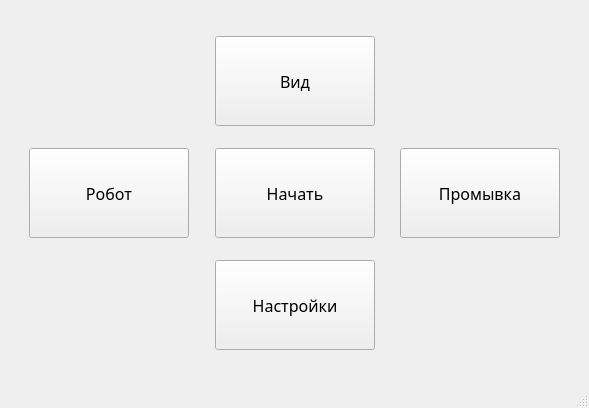
Before: the Qt Designer form Filler_interface/Window_main/UI_main_filler.ui in TWOKRAI/Filler, drawn with Qt 5.
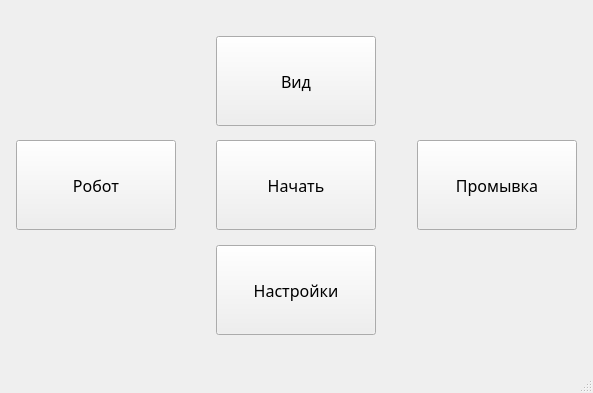
After: the same form once the commit is applied.

Patch:
```diff
--- a/Filler_interface/Window_main/UI_main_filler.ui
+++ b/Filler_interface/Window_main/UI_main_filler.ui
@@ -6,8 +6,8 @@
    <rect>
     <x>0</x>
     <y>0</y>
-    <width>589</width>
-    <height>408</height>
+    <width>593</width>
+    <height>393</height>
    </rect>
   </property>
   <property name="minimumSize">
@@ -44,7 +44,7 @@
      </spacer>
     </item>
     <item>
-     <layout class="QHBoxLayout" name="horizontalLayout">
+     <layout class="QHBoxLayout" name="horizontalLayout_4">
       <item>
        <spacer name="horizontalSpacer">
         <property name="orientation">
@@ -95,6 +95,21 @@
       <item>
        <layout class="QVBoxLayout" name="verticalLayout">
         <item>
+         <layout class="QHBoxLayout" name="horizontalLayout_3">
+          <item>
+           <spacer name="horizontalSpacer_5">
+            <property name="orientation">
+             <enum>Qt::Horizontal</enum>
+            </property>
+            <property name="sizeHint" stdset="0">
+             <size>
+              <width>40</width>
+              <height>20</height>
+             </size>
+            </property>
+           </spacer>
+          </item>
+          <item>
          <widget class="QPushButton" name="button_view">
           <property name="minimumSize">
            <size>
@@ -116,6 +131,21 @@
          </widget>
         </item>
         <item>
+           <spacer name="horizontalSpacer_6">
+            <property name="orientation">
+             <enum>Qt::Horizontal</enum>
+            </property>
+            <property name="sizeHint" stdset="0">
+             <size>
+              <width>40</width>
+              <height>20</height>
+             </size>
+            </property>
+           </spacer>
+          </item>
+         </layout>
+        </item>
+        <item>
          <spacer name="verticalSpacer">
           <property name="orientation">
            <enum>Qt::Vertical</enum>
@@ -129,6 +159,21 @@
          </spacer>
         </item>
         <item>
+         <layout class="QHBoxLayout" name="horizontalLayout_2">
+          <item>
+           <spacer name="horizontalSpacer_8">
+            <property name="orientation">
+             <enum>Qt::Horizontal</enum>
+            </property>
+            <property name="sizeHint" stdset="0">
+             <size>
+              <width>40</width>
+              <height>20</height>
+             </size>
+            </property>
+           </spacer>
+          </item>
+          <item>
          <widget class="QPushButton" name="button_start">
           <property name="minimumSize">
            <size>
@@ -150,6 +195,21 @@
          </widget>
         </item>
         <item>
+           <spacer name="horizontalSpacer_7">
+            <property name="orientation">
+             <enum>Qt::Horizontal</enum>
+            </property>
+            <property name="sizeHint" stdset="0">
+             <size>
+              <width>40</width>
+              <height>20</height>
+             </size>
+            </property>
+           </spacer>
+          </item>
+         </layout>
+        </item>
+        <item>
          <spacer name="verticalSpacer_2">
           <property name="orientation">
            <enum>Qt::Vertical</enum>
@@ -163,6 +223,21 @@
          </spacer>
         </item>
         <item>
+         <layout class="QHBoxLayout" name="horizontalLayout">
+          <item>
+           <spacer name="horizontalSpacer_9">
+            <property name="orientation">
+             <enum>Qt::Horizontal</enum>
+            </property>
+            <property name="sizeHint" stdset="0">
+             <size>
+              <width>40</width>
+              <height>20</height>
+             </size>
+            </property>
+           </spacer>
+          </item>
+          <item>
          <widget class="QPushButton" name="button_settings">
           <property name="minimumSize">
            <size>
@@ -183,6 +258,21 @@
           </property>
          </widget>
         </item>
+          <item>
+           <spacer name="horizontalSpacer_10">
+            <property name="orientation">
+             <enum>Qt::Horizontal</enum>
+            </property>
+            <property name="sizeHint" stdset="0">
+             <size>
+              <width>40</width>
+              <height>20</height>
+             </size>
+            </property>
+           </spacer>
+          </item>
+         </layout>
+        </item>
        </layout>
       </item>
       <item>
```
Left out of the diff: 2 changed lines with no effect on the pictures. Lines whose indentation alone changed are shown as unchanged.
